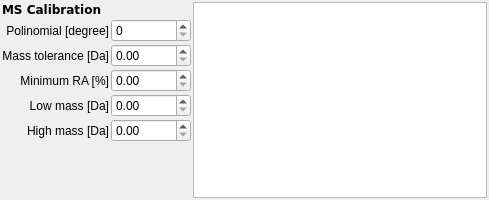
The window that src/adplugins/qtwidgets2/mscalibrationform.ui (qtplatz/qtplatz) describes before a commit, drawn with Qt 5.
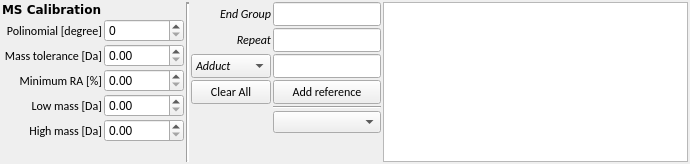
The same window after the commit. Custom widgets are drawn as their Qt base class.

```diff
--- a/src/adplugins/qtwidgets2/mscalibrationform.ui
+++ b/src/adplugins/qtwidgets2/mscalibrationform.ui
@@ -6,10 +6,16 @@
    <rect>
     <x>0</x>
     <y>0</y>
-    <width>489</width>
-    <height>200</height>
+    <width>690</width>
+    <height>164</height>
    </rect>
   </property>
+  <property name="sizePolicy">
+   <sizepolicy hsizetype="Preferred" vsizetype="Preferred">
+    <horstretch>0</horstretch>
+    <verstretch>0</verstretch>
+   </sizepolicy>
+  </property>
   <property name="windowTitle">
    <string>Form</string>
   </property>
@@ -17,7 +23,16 @@
    <property name="spacing">
     <number>2</number>
    </property>
-   <property name="margin">
+   <property name="leftMargin">
+    <number>2</number>
+   </property>
+   <property name="topMargin">
+    <number>2</number>
+   </property>
+   <property name="rightMargin">
+    <number>2</number>
+   </property>
+   <property name="bottomMargin">
     <number>2</number>
    </property>
    <item>
@@ -32,6 +47,11 @@
        </item>
        <item row="1" column="0">
         <widget class="QLabel" name="label_2">
+         <property name="font">
+          <font>
+           <family>Calibri</family>
+          </font>
+         </property>
          <property name="text">
           <string>Polinomial [degree]</string>
          </property>
@@ -56,6 +76,11 @@
        </item>
        <item row="2" column="0">
         <widget class="QLabel" name="label_3">
+         <property name="font">
+          <font>
+           <family>Calibri</family>
+          </font>
+         </property>
          <property name="text">
           <string>Mass tolerance [Da]</string>
          </property>
@@ -64,6 +89,21 @@
          </property>
         </widget>
        </item>
+       <item row="3" column="0">
+        <widget class="QLabel" name="label_4">
+         <property name="font">
+          <font>
+           <family>Calibri</family>
+          </font>
+         </property>
+         <property name="text">
+          <string>Minimum RA [%]</string>
+         </property>
+         <property name="alignment">
+          <set>Qt::AlignRight|Qt::AlignTrailing|Qt::AlignVCenter</set>
+         </property>
+        </widget>
+       </item>
        <item row="1" column="1">
         <widget class="QSpinBox" name="spinPolynomials">
          <property name="minimumSize">
@@ -87,18 +127,13 @@
          </property>
         </spacer>
        </item>
-       <item row="3" column="0">
-        <widget class="QLabel" name="label_4">
-         <property name="text">
-          <string>Minimum RA [%]</string>
-         </property>
-         <property name="alignment">
-          <set>Qt::AlignRight|Qt::AlignTrailing|Qt::AlignVCenter</set>
-         </property>
-        </widget>
-       </item>
        <item row="4" column="0">
         <widget class="QLabel" name="label_5">
+         <property name="font">
+          <font>
+           <family>Calibri</family>
+          </font>
+         </property>
          <property name="text">
           <string>Low mass [Da]</string>
          </property>
@@ -109,6 +144,11 @@
        </item>
        <item row="5" column="0">
         <widget class="QLabel" name="label_6">
+         <property name="font">
+          <font>
+           <family>Calibri</family>
+          </font>
+         </property>
          <property name="text">
           <string>High mass [Da]</string>
          </property>
@@ -120,21 +160,242 @@
        <item row="3" column="1">
         <widget class="QDoubleSpinBox" name="spinMinimumRA"/>
        </item>
-       <item row="4" column="1">
-        <widget class="QDoubleSpinBox" name="spinLowMass"/>
-       </item>
        <item row="5" column="1">
         <widget class="QDoubleSpinBox" name="spinHighMass"/>
        </item>
+       <item row="4" column="1">
+        <widget class="QDoubleSpinBox" name="spinLowMass"/>
+       </item>
       </layout>
      </item>
      <item>
-      <widget class="QTreeView" name="treeView"/>
+      <widget class="Line" name="line">
+       <property name="lineWidth">
+        <number>2</number>
+       </property>
+       <property name="orientation">
+        <enum>Qt::Vertical</enum>
+       </property>
+      </widget>
+     </item>
+     <item>
+      <layout class="QGridLayout" name="gridLayout_3">
+       <item row="2" column="0">
+        <widget class="QComboBox" name="comboBoxAdductLose">
+         <property name="font">
+          <font>
+           <family>Calibri</family>
+           <italic>true</italic>
+          </font>
+         </property>
+         <item>
+          <property name="text">
+           <string>Adduct</string>
+          </property>
+         </item>
+         <item>
+          <property name="text">
+           <string>Lose</string>
+          </property>
+         </item>
+        </widget>
+       </item>
+       <item row="4" column="1">
+        <widget class="Line" name="line_2">
+         <property name="orientation">
+          <enum>Qt::Horizontal</enum>
+         </property>
+        </widget>
+       </item>
+       <item row="3" column="0">
+        <widget class="QPushButton" name="pushButton">
+         <property name="font">
+          <font>
+           <family>Calibri</family>
+          </font>
+         </property>
+         <property name="text">
+          <string>Clear All</string>
+         </property>
+        </widget>
+       </item>
+       <item row="1" column="0">
+        <widget class="QLabel" name="label_8">
+         <property name="sizePolicy">
+          <sizepolicy hsizetype="Minimum" vsizetype="Preferred">
+           <horstretch>0</horstretch>
+           <verstretch>0</verstretch>
+          </sizepolicy>
+         </property>
+         <property name="font">
+          <font>
+           <family>Calibri</family>
+           <italic>true</italic>
+          </font>
+         </property>
+         <property name="text">
+          <string>Repeat</string>
+         </property>
+         <property name="alignment">
+          <set>Qt::AlignRight|Qt::AlignTrailing|Qt::AlignVCenter</set>
+         </property>
+        </widget>
+       </item>
+       <item row="3" column="1">
+        <widget class="QPushButton" name="addReference">
+         <property name="sizePolicy">
+          <sizepolicy hsizetype="Minimum" vsizetype="Fixed">
+           <horstretch>0</horstretch>
+           <verstretch>0</verstretch>
+          </sizepolicy>
+         </property>
+         <property name="font">
+          <font>
+           <family>Calibri</family>
+          </font>
+         </property>
+         <property name="text">
+          <string>Add reference</string>
+         </property>
+        </widget>
+       </item>
+       <item row="0" column="0">
+        <widget class="QLabel" name="label_7">
+         <property name="sizePolicy">
+          <sizepolicy hsizetype="Minimum" vsizetype="Fixed">
+           <horstretch>0</horstretch>
+           <verstretch>0</verstretch>
+          </sizepolicy>
+         </property>
+         <property name="font">
+          <font>
+           <family>Calibri</family>
+           <italic>true</italic>
+          </font>
+         </property>
+         <property name="text">
+          <string>End Group</string>
+         </property>
+         <property name="alignment">
+          <set>Qt::AlignRight|Qt::AlignTrailing|Qt::AlignVCenter</set>
+         </property>
+        </widget>
+       </item>
+       <item row="6" column="1">
+        <spacer name="verticalSpacer_3">
+         <property name="orientation">
+          <enum>Qt::Vertical</enum>
+         </property>
+         <property name="sizeHint" stdset="0">
+          <size>
+           <width>20</width>
+           <height>40</height>
+          </size>
+         </property>
+        </spacer>
+       </item>
+       <item row="0" column="1">
+        <widget class="QLineEdit" name="edtEndGroup">
+         <property name="sizePolicy">
+          <sizepolicy hsizetype="Minimum" vsizetype="Fixed">
+           <horstretch>0</horstretch>
+           <verstretch>0</verstretch>
+          </sizepolicy>
+         </property>
+         <property name="font">
+          <font>
+           <family>Calibri</family>
+           <weight>75</weight>
+           <bold>true</bold>
+          </font>
+         </property>
+        </widget>
+       </item>
+       <item row="1" column="1">
+        <widget class="QLineEdit" name="edtRepeatGroup">
+         <property name="sizePolicy">
+          <sizepolicy hsizetype="Minimum" vsizetype="Fixed">
+           <horstretch>0</horstretch>
+           <verstretch>0</verstretch>
+          </sizepolicy>
+         </property>
+         <property name="font">
+          <font>
+           <family>Calibri</family>
+           <weight>75</weight>
+           <bold>true</bold>
+          </font>
+         </property>
+        </widget>
+       </item>
+       <item row="2" column="1">
+        <widget class="QLineEdit" name="edtAdductLose">
+         <property name="sizePolicy">
+          <sizepolicy hsizetype="Minimum" vsizetype="Fixed">
+           <horstretch>0</horstretch>
+           <verstretch>0</verstretch>
+          </sizepolicy>
+         </property>
+         <property name="font">
+          <font>
+           <family>Calibri</family>
+           <weight>75</weight>
+           <bold>true</bold>
+          </font>
+         </property>
+        </widget>
+       </item>
+       <item row="5" column="1">
+        <widget class="QComboBox" name="comboBoxMaterials">
+         <item>
+          <property name="text">
+           <string/>
+          </property>
+         </item>
+         <item>
+          <property name="text">
+           <string>PEG</string>
+          </property>
+         </item>
+         <item>
+          <property name="text">
+           <string>PFTBA</string>
+          </property>
+         </item>
+         <item>
+          <property name="text">
+           <string>Ar</string>
+          </property>
+         </item>
+         <item>
+          <property name="text">
+           <string>Xe</string>
+          </property>
+         </item>
+        </widget>
+       </item>
+      </layout>
      </item>
     </layout>
    </item>
+   <item>
+    <widget class="TableView" name="tableView">
+     <property name="font">
+      <font>
+       <family>Consolas</family>
+      </font>
+     </property>
+    </widget>
+   </item>
   </layout>
  </widget>
+ <customwidgets>
+  <customwidget>
+   <class>TableView</class>
+   <extends>QTableView</extends>
+   <header>tableview.hpp</header>
+  </customwidget>
+ </customwidgets>
  <resources/>
  <connections/>
 </ui>
```
